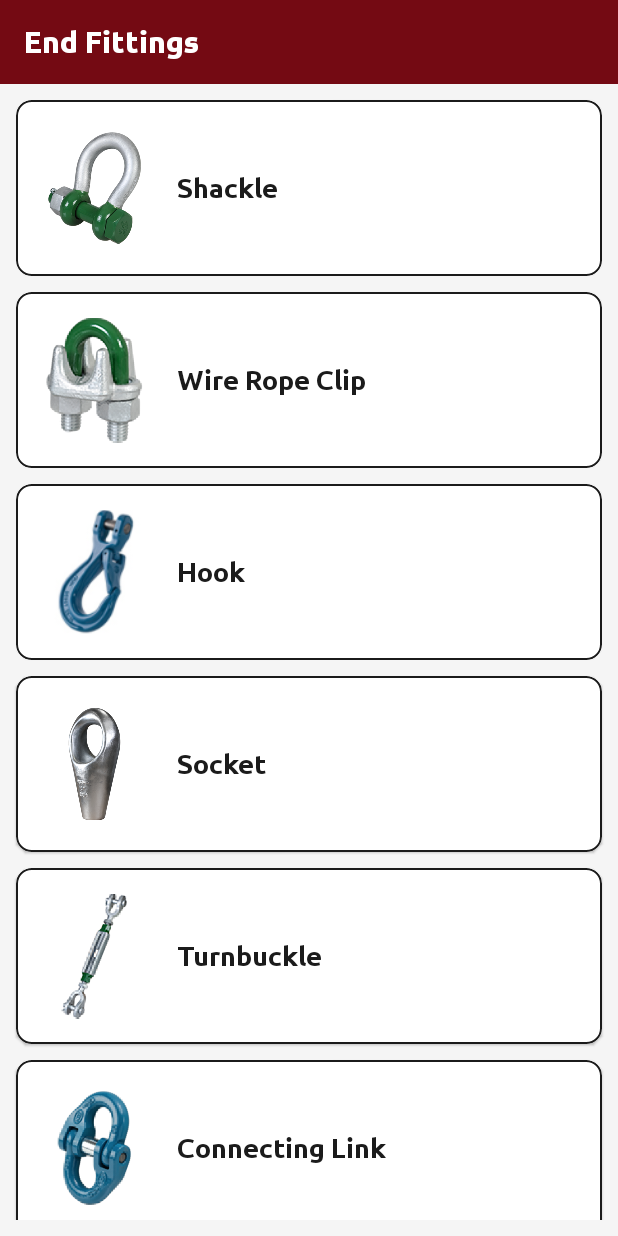
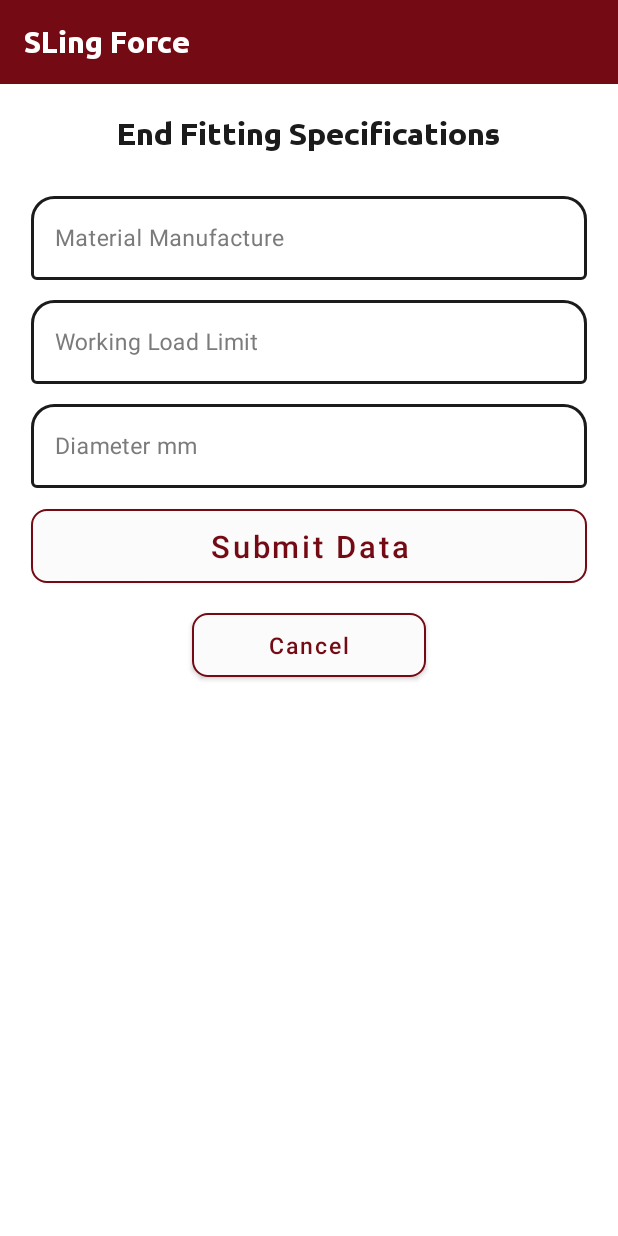
Before and after one commit to Ahmedfareedk/Etico, an Android app: the EndFittingItemsFragment screen opened through its navigation route, after a tap on "Shackle", on a phone screen of 412 x 824 dp. Run offline under Robolectric (Android 15) with nearby library versions, the phone set to English and light mode, and no system bars; our stand-ins replace navigation-ui, sdp/ssp sizes.

Commit message:
- implement the end fitting specifications screen

```diff
--- /dev/null
+++ b/app/src/main/java/com/example/etico/ui/end_fittings/EndFittingDataSpecifications.java
@@ -0,0 +1,35 @@
+package com.example.etico.ui.end_fittings;
+
+import android.os.Bundle;
+
+import androidx.annotation.NonNull;
+import androidx.annotation.Nullable;
+import androidx.fragment.app.Fragment;
+
+import android.view.LayoutInflater;
+import android.view.View;
+import android.view.ViewGroup;
+
+import com.example.etico.R;
+
+
+public class EndFittingDataSpecifications extends Fragment {
+
+    public EndFittingDataSpecifications() {
+        // Required empty public constructor
+    }
+
+    @Override
+    public View onCreateView(LayoutInflater inflater, ViewGroup container,
+                             Bundle savedInstanceState) {
+        // Inflate the layout for this fragment
+        return inflater.inflate(R.layout.fragment_end_fitting_data_specifications, container, false);
+    }
+
+
+    @Override
+    public void onViewCreated(@NonNull View view, @Nullable Bundle savedInstanceState) {
+        super.onViewCreated(view, savedInstanceState);
+
+    }
+}
--- a/app/src/main/java/com/example/etico/ui/end_fittings/EndFittingItemsFragment.java
+++ b/app/src/main/java/com/example/etico/ui/end_fittings/EndFittingItemsFragment.java
@@ -12,18 +12,22 @@ import androidx.recyclerview.widget.RecyclerView;
 import android.view.LayoutInflater;
 import android.view.View;
 import android.view.ViewGroup;
+import android.widget.Toast;
 
 import com.example.etico.R;
 import com.example.etico.adapter.IndustrialCranesAdapter;
+import com.example.etico.callback.OnRecyclerViewITemCLickListener;
 import com.example.etico.model.Crane;
+import com.example.etico.utils.HandleNavigationInMainScreenFragments;
 
 import java.util.ArrayList;
 import java.util.List;
 
-public class EndFittingItemsFragment extends Fragment {
+public class EndFittingItemsFragment extends Fragment implements OnRecyclerViewITemCLickListener {
     private RecyclerView endFittingsRecyclerView;
     private IndustrialCranesAdapter adapter;
     String[] endFittingsTitles;
+    private View view;
     private TypedArray endFittingsImages;
 
     public EndFittingItemsFragment() {
@@ -35,7 +39,7 @@ public class EndFittingItemsFragment extends Fragment {
     public View onCreateView(LayoutInflater inflater, ViewGroup container,
                              Bundle savedInstanceState) {
         // Inflate the layout for this fragment
-         View view =inflater.inflate(R.layout.fragment_end_fitting_items, container, false);
+          view =inflater.inflate(R.layout.fragment_end_fitting_items, container, false);
 
          return view;
     }
@@ -47,7 +51,7 @@ public class EndFittingItemsFragment extends Fragment {
         endFittingsTitles = getResources().getStringArray(R.array.end_fittings_titles);
         endFittingsImages = getResources().obtainTypedArray(R.array.end_fittings_images);
 
-        adapter = new IndustrialCranesAdapter(fillEndFittingsList());
+        adapter = new IndustrialCranesAdapter(fillEndFittingsList(), this);
         endFittingsRecyclerView.setLayoutManager(new LinearLayoutManager(getContext()));
         endFittingsRecyclerView.setAdapter(adapter);
     }
@@ -59,4 +63,10 @@ public class EndFittingItemsFragment extends Fragment {
         }
         return endFittingItemsList;
     }
+
+    @Override
+    public void onItemClick(int position) {
+        HandleNavigationInMainScreenFragments.navigateTo(view, R.id.action_endFittingItemsFragment_to_endFittingDataSpecifications);
+        //Toast.makeText(getContext(), "Under Construction!", Toast.LENGTH_SHORT).show();
+    }
 }
--- a/app/src/main/java/com/example/etico/ui/main/MainActivity.java
+++ b/app/src/main/java/com/example/etico/ui/main/MainActivity.java
@@ -40,7 +40,8 @@ public class MainActivity extends AppCompatActivity {
         setSupportActionBar(mainToolbar);
 
         navController = Navigation.findNavController(this, R.id.fragment_host);
-        BottomNavUI.setupWithNavController(bottomNavigationView, navController);
+       // BottomNavUI.setupWithNavController(bottomNavigationView, navController);
+        NavigationUI.setupWithNavController(bottomNavigationView, navController);
 
 
         navController.addOnDestinationChangedListener((controller, destination, arguments) -> {
--- /dev/null
+++ b/app/src/main/res/layout/fragment_end_fitting_data_specifications.xml
@@ -0,0 +1,155 @@
+<?xml version="1.0" encoding="utf-8"?>
+<androidx.constraintlayout.widget.ConstraintLayout xmlns:android="http://schemas.android.com/apk/res/android"
+    xmlns:app="http://schemas.android.com/apk/res-auto"
+    xmlns:tools="http://schemas.android.com/tools"
+    android:layout_width="match_parent"
+    android:layout_height="match_parent"
+    android:background="@android:color/white"
+    tools:context=".ui.end_fittings.EndFittingDataSpecifications">
+
+    <TextView
+        android:id="@+id/end_fittings_data_details_tv"
+        android:layout_width="wrap_content"
+        android:layout_height="wrap_content"
+        android:layout_marginTop="@dimen/_16sdp"
+        android:fontFamily="@font/ubuntu_bold"
+        android:text="@string/end_fitting_specifications"
+        android:textColor="@color/colorTextTitle"
+        android:textSize="@dimen/_16sdp"
+        app:layout_constraintEnd_toEndOf="parent"
+        app:layout_constraintStart_toStartOf="parent"
+        app:layout_constraintTop_toTopOf="parent" />
+
+    <ScrollView
+        android:layout_width="match_parent"
+        android:layout_height="0dp"
+        android:layout_marginTop="@dimen/_10sdp"
+        android:layout_marginBottom="@dimen/_10sdp"
+        app:layout_constraintBottom_toBottomOf="parent"
+        app:layout_constraintEnd_toEndOf="parent"
+        app:layout_constraintStart_toStartOf="parent"
+        app:layout_constraintTop_toBottomOf="@id/end_fittings_data_details_tv">
+
+        <androidx.constraintlayout.widget.ConstraintLayout
+            android:layout_width="match_parent"
+            android:layout_height="wrap_content">
+
+            <com.google.android.material.textfield.TextInputLayout
+                android:id="@+id/end_fittings_manufacture_layout"
+                style="@style/DetailsTextInputLayoutStyle"
+                android:layout_width="match_parent"
+                android:layout_height="wrap_content"
+                android:layout_marginStart="@dimen/_16sdp"
+                android:layout_marginTop="@dimen/_8sdp"
+                android:layout_marginEnd="@dimen/_16sdp"
+                android:hint="@string/material_manufacture"
+                android:textColorHint="@color/colorHint"
+                app:endIconMode="clear_text"
+                app:endIconTint="@color/colorHint"
+                app:layout_constraintEnd_toEndOf="parent"
+                app:layout_constraintStart_toStartOf="parent"
+                app:layout_constraintTop_toTopOf="parent">
+
+                <com.google.android.material.textfield.TextInputEditText
+                    android:id="@+id/end_fitting_manufacture_edit_text"
+                    android:layout_width="match_parent"
+                    android:layout_height="wrap_content"
+                    android:inputType="text"
+                    android:textColor="@color/colorTextTitle"
+                    android:textSize="@dimen/_12sdp" />
+            </com.google.android.material.textfield.TextInputLayout>
+
+            <com.google.android.material.textfield.TextInputLayout
+                android:id="@+id/end_fitting_wll_layout"
+                style="@style/DetailsTextInputLayoutStyle"
+                android:layout_width="0dp"
+                android:layout_height="wrap_content"
+                android:layout_marginTop="@dimen/_6sdp"
+                android:hint="@string/working_load_limit"
+                android:textColorHint="@color/colorHint"
+                app:endIconMode="clear_text"
+                app:endIconTint="@color/colorHint"
+                app:layout_constraintEnd_toEndOf="@id/end_fittings_manufacture_layout"
+                app:layout_constraintStart_toStartOf="@id/end_fittings_manufacture_layout"
+                app:layout_constraintTop_toBottomOf="@id/end_fittings_manufacture_layout">
+
+                <com.google.android.material.textfield.TextInputEditText
+                    android:id="@+id/end_fitting_wll_edit_text"
+                    android:layout_width="match_parent"
+                    android:layout_height="wrap_content"
+                    android:inputType="number"
+                    android:textColor="@color/colorTextTitle"
+                    android:textSize="@dimen/_12sdp" />
+            </com.google.android.material.textfield.TextInputLayout>
+
+            <com.google.android.material.textfield.TextInputLayout
+                android:id="@+id/end_fitting_diameter_layout"
+                style="@style/DetailsTextInputLayoutStyle"
+                android:layout_width="0dp"
+                android:layout_height="wrap_content"
+                android:layout_marginTop="@dimen/_6sdp"
+                android:hint="@string/diameter_mm"
+                android:textColorHint="@color/colorHint"
+                app:endIconMode="clear_text"
+                app:endIconTint="@color/colorHint"
+                app:layout_constraintEnd_toEndOf="@id/end_fittings_manufacture_layout"
+                app:layout_constraintStart_toStartOf="@id/end_fittings_manufacture_layout"
+                app:layout_constraintTop_toBottomOf="@id/end_fitting_wll_layout">
+
+                <com.google.android.material.textfield.TextInputEditText
+                    android:id="@+id/end_fitting_diameter_edit_text"
+                    android:layout_width="match_parent"
+                    android:layout_height="wrap_content"
+                    android:inputType="text"
+                    android:textColor="@color/colorTextTitle"
+                    android:textSize="@dimen/_12sdp" />
+            </com.google.android.material.textfield.TextInputLayout>
+
+            <com.google.android.material.button.MaterialButton
+                android:id="@+id/end_fitting_data_submit_btn"
+                style="@style/TextAppearance.MaterialComponents.Button"
+                android:layout_width="0dp"
+                android:layout_height="wrap_content"
+                android:layout_marginTop="@dimen/_6sdp"
+                android:backgroundTint="@color/colorWhite"
+                android:fontFamily="@font/ubuntu_bold"
+                android:paddingTop="@dimen/_8sdp"
+                android:paddingBottom="@dimen/_8sdp"
+                android:text="@string/submit_data"
+                android:textAllCaps="false"
+                android:textColor="@color/colorIcons"
+                android:textSize="@dimen/_16ssp"
+                app:cornerRadius="@dimen/_8sdp"
+                app:layout_constraintEnd_toEndOf="@id/end_fittings_manufacture_layout"
+                app:layout_constraintStart_toStartOf="@id/end_fittings_manufacture_layout"
+                app:layout_constraintTop_toBottomOf="@id/end_fitting_diameter_layout"
+                app:rippleColor="@color/colorHint"
+                app:strokeColor="@color/colorIcons"
+                app:strokeWidth="@dimen/_1sdp" />
+
+            <com.google.android.material.button.MaterialButton
+                android:id="@+id/end_fitting_data_cancel_btn"
+                style="@style/TextAppearance.MaterialComponents.Button"
+                android:layout_width="@dimen/_120sdp"
+                android:layout_height="wrap_content"
+                android:layout_marginTop="@dimen/_6sdp"
+                android:backgroundTint="@color/colorWhite"
+                android:fontFamily="@font/ubuntu_bold"
+                android:paddingTop="@dimen/_8sdp"
+                android:paddingBottom="@dimen/_8sdp"
+                android:text="@string/cancel"
+                android:textAllCaps="false"
+                android:textColor="@color/colorIcons"
+                android:textSize= "@dimen/_12ssp"
+                app:cornerRadius="@dimen/_8sdp"
+                app:layout_constraintEnd_toEndOf="@id/end_fitting_data_submit_btn"
+                app:layout_constraintStart_toStartOf="@id/end_fitting_data_submit_btn"
+                app:layout_constraintTop_toBottomOf="@id/end_fitting_data_submit_btn"
+                app:rippleColor="@color/colorHint"
+                app:strokeColor="@color/colorIcons"
+                app:strokeWidth="@dimen/_1sdp" />
+        </androidx.constraintlayout.widget.ConstraintLayout>
+
+    </ScrollView>
+
+        </androidx.constraintlayout.widget.ConstraintLayout>
--- a/app/src/main/res/navigation/navgraph.xml
+++ b/app/src/main/res/navigation/navgraph.xml
@@ -104,7 +104,15 @@
         android:id="@+id/endFittingItemsFragment"
         android:name="com.example.etico.ui.end_fittings.EndFittingItemsFragment"
         android:label="fragment_end_fitting_items"
-        tools:layout="@layout/fragment_end_fitting_items" />
+        tools:layout="@layout/fragment_end_fitting_items" >
+        <action
+            android:id="@+id/action_endFittingItemsFragment_to_endFittingDataSpecifications"
+            app:destination="@id/endFittingDataSpecifications"
+            app:popEnterAnim="@anim/slide_in_left"
+            app:popExitAnim="@anim/slide_out_right"
+            app:enterAnim="@anim/slide_in_right"
+            app:exitAnim="@anim/slide_out_left"/>
+    </fragment>
     <fragment
         android:id="@+id/wireRopeSpecificationsFragment"
         android:name="com.example.etico.ui.wire_rope.WireRopeSpecificationsFragment"
@@ -136,4 +144,9 @@
         android:name="com.example.etico.ui.sling.SlingsDataSpecifications"
         android:label="fragment_slings_data_specifications"
         tools:layout="@layout/fragment_slings_data_specifications" />
+    <fragment
+        android:id="@+id/endFittingDataSpecifications"
+        android:name="com.example.etico.ui.end_fittings.EndFittingDataSpecifications"
+        android:label="fragment_end_fitting_data_specifications"
+        tools:layout="@layout/fragment_end_fitting_data_specifications" />
 </navigation>
--- a/app/src/main/res/values/strings.xml
+++ b/app/src/main/res/values/strings.xml
@@ -76,6 +76,10 @@
     <string name="wire_rope_sling_specifications">Wire Rope SLing Specifications</string>
     <string name="submit_data">Submit Data</string>
     <string name="cancel">Cancel</string>
+    <string name="end_fitting_specifications">End Fitting Specifications</string>
+    <string name="material_manufacture">Material Manufacture</string>
+    <string name="working_load_limit">Working Load Limit</string>
+    <string name="diameter_mm">Diameter mm</string>
 
 
 </resources>
```
